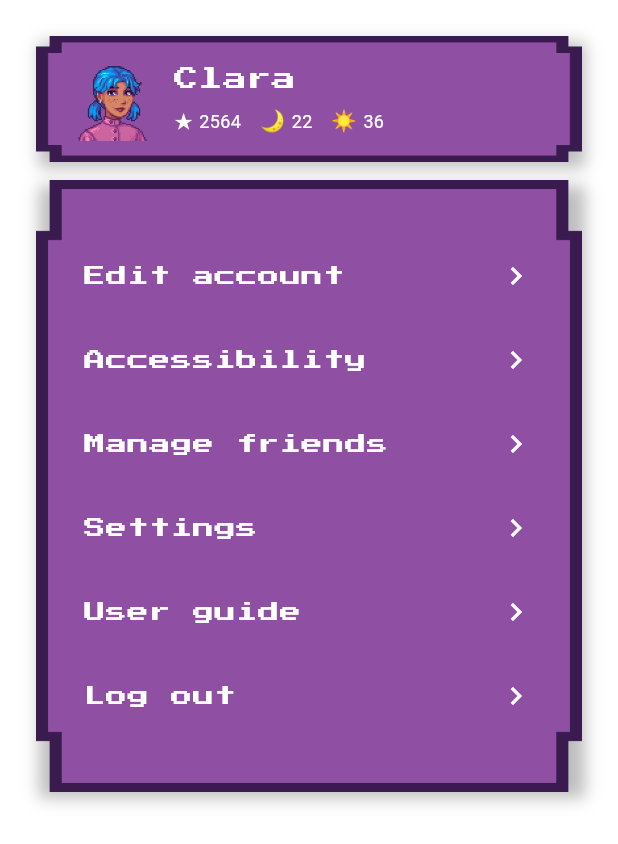
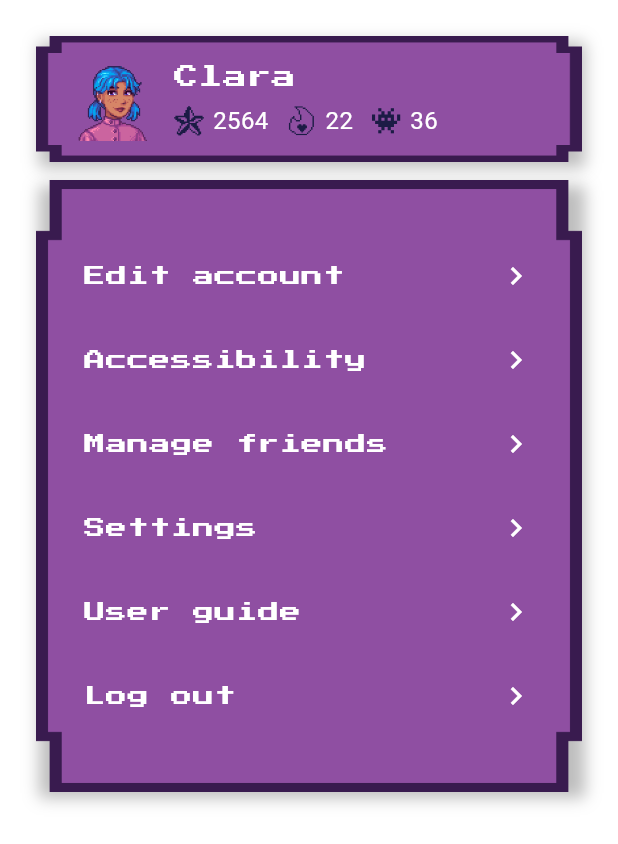
Before and after one commit to Albin2101/CLS055-Project, a Flutter app: the User screen opened directly, on a phone screen of 412 x 824 dp. Shown: the top 844 px of the screen. Run offline on Flutter 3.47's test engine with Material 3 defaults, Android fonts, the light colour scheme and no system bars; our stand-ins replace cloud_firestore, firebase_auth, firebase_core, flutter_svg; missing offline and left inert: ar_flutter_plugin_updated, pixelarticons; accounts and stored records are empty; generated files the repository leaves out were written again.

Commit message:
corrected icons

```diff
--- a/dawnfighter/lib/screens/user.dart
+++ b/dawnfighter/lib/screens/user.dart
@@ -60,9 +60,9 @@ class _UserState extends State<User> {
                   // show decorative user card
                   const UserCard(
                     name: 'Clara',
-                    stars: 2564,
-                    moons: 22,
-                    suns: 36,
+                    points: 2564,
+                    streak: 22,
+                    monsters: 36,
                   ),
                   const SizedBox(height: 12),
                   // settings / menu card
--- a/dawnfighter/lib/widgets/userCard.dart
+++ b/dawnfighter/lib/widgets/userCard.dart
@@ -1,17 +1,18 @@
 import 'package:flutter/material.dart';
+import 'package:flutter_svg/flutter_svg.dart';
 
 class UserCard extends StatelessWidget {
   final String name;
-  final int stars;
-  final int moons;
-  final int suns;
+  final int points;
+  final int streak;
+  final int monsters;
 
   const UserCard({
     super.key,
     required this.name,
-    required this.stars,
-    required this.moons,
-    required this.suns,
+    required this.points,
+    required this.streak,
+    required this.monsters,
   });
 
   @override
@@ -62,11 +63,11 @@ class UserCard extends StatelessWidget {
                   const SizedBox(height: 6),
                   Row(
                     children: [
-                      _statIconText('★', stars),
+                      _statIconText('assets/icons/Star.svg', points),
                       const SizedBox(width: 12),
-                      _statIconText('🌙', moons),
+                      _statIconText('assets/icons/Flame.svg', streak),
                       const SizedBox(width: 12),
-                      _statIconText('☀', suns),
+                      _statIconText('assets/icons/Monster.svg', monsters),
                     ],
                   ),
                 ],
@@ -78,14 +79,22 @@ class UserCard extends StatelessWidget {
     );
   }
 
-  Widget _statIconText(String icon, int value) => Row(
+  Widget _statIconText(String assetPath, int value) => Row(
     mainAxisSize: MainAxisSize.min,
     children: [
-      Text(icon, style: const TextStyle(fontSize: 14, color: Colors.white)),
-      const SizedBox(width: 4),
+      SizedBox(
+        width: 20,
+        height: 20,
+        child: SvgPicture.asset(
+          assetPath,
+          colorFilter: const ColorFilter.mode(Color(0xFF1C1B45), BlendMode.srcIn),
+          fit: BoxFit.contain,
+        ),
+      ),
+      const SizedBox(width: 6),
       Text(
         value.toString(),
-        style: const TextStyle(fontSize: 12, color: Colors.white),
+        style: const TextStyle(fontSize: 16, color: Colors.white),
       ),
     ],
   );
```
Also changed, not shown: dawnfighter/assets/icons/Flame.svg (added), dawnfighter/assets/icons/Monster.svg (added), dawnfighter/assets/icons/Star.svg (added).
